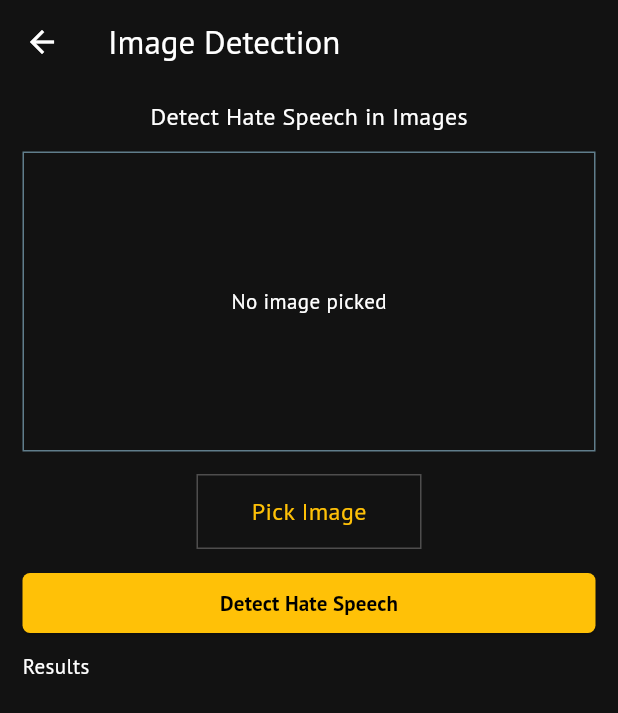
After one commit to IPD-Hate-Speech-Detection/IPD-DigniFy-App, a Flutter app: the ImageDetectionPage screen opened directly, on a phone screen of 412 x 824 dp. The commit adds this screen. Shown: the top 713 px of the screen. Run offline on Flutter 3.47's test engine with Material 3 defaults, Android fonts, the phone set to English and light mode, and no system bars; our stand-ins replace cloud_firestore, file_picker, firebase_auth, firebase_core, flutter_spinkit, get and 2 more; accounts and stored records are empty.

```diff
--- a/lib/screens/home_page.dart
+++ b/lib/screens/home_page.dart
@@ -1,3 +1,4 @@
+import 'package:dignify/screens/image_detection_page.dart';
 import 'package:dignify/screens/text_detection_page.dart';
 import 'package:flutter/material.dart';
 import 'package:get/get.dart';
@@ -57,7 +58,7 @@ class HomePage extends StatelessWidget {
                 height: 25,
               ),
               InkWell(
-                onTap: () => _showToast(context, "Coming soon"),
+                onTap: () => Get.to(const ImageDetectionPage()),
                 child: Container(
                   height: 120,
                   decoration: BoxDecoration(
--- /dev/null
+++ b/lib/screens/image_detection_page.dart
@@ -0,0 +1,155 @@
+import 'package:dignify/constants/colors.dart';
+import 'package:dignify/services/image_detection.dart';
+import 'package:flutter/material.dart';
+import 'package:file_picker/file_picker.dart';
+import 'dart:io';
+
+class ImageDetectionPage extends StatefulWidget {
+  const ImageDetectionPage({super.key});
+
+  @override
+  State<ImageDetectionPage> createState() => _ImageDetectionPageState();
+}
+
+class _ImageDetectionPageState extends State<ImageDetectionPage> {
+  bool _isLoading = false;
+  String? _filePath;
+  var _result = ' ';
+  final ImageHateService _imageHateService = ImageHateService();
+
+  Future<void> _pickImage() async {
+    print("clicked");
+    final pickedFile = await FilePicker.platform.pickFiles(
+      type: FileType.image,
+      allowMultiple: false,
+    );
+
+    if (pickedFile != null) {
+      setState(() {
+        _filePath = pickedFile.files.single.path;
+      });
+    } else {
+      print('No image selected.');
+    }
+  }
+
+  Future<void> _uploadImage() async {
+    if (_filePath == null) return;
+
+    setState(() {
+      _isLoading = true;
+    });
+
+    try {
+      final File imageFile = File(_filePath!);
+      final result = await _imageHateService.detectHateSpeech(imageFile);
+      setState(() {
+        _result = result;
+      });
+    } catch (e) {
+      setState(() {
+        _result = 'Error: $e';
+      });
+    } finally {
+      setState(() {
+        _isLoading = false;
+      });
+    }
+  }
+
+  @override
+  Widget build(BuildContext context) {
+    return Scaffold(
+      appBar: AppBar(
+        title: const Text("Image Detection"),
+      ),
+      body: SingleChildScrollView(
+        child: Padding(
+          padding: const EdgeInsets.symmetric(horizontal: 15, vertical: 10),
+          child: Column(
+            crossAxisAlignment: CrossAxisAlignment.stretch,
+            children: [
+              const Center(
+                child: Text(
+                  "Detect Hate Speech in Images",
+                  style: TextStyle(
+                    fontSize: 16,
+                    color: Colors.white,
+                    fontWeight: FontWeight.w400,
+                  ),
+                ),
+              ),
+              const SizedBox(height: 12),
+              Container(
+                decoration: BoxDecoration(
+                  border: Border.all(color: Colors.blueGrey),
+                ),
+                height: 200,
+                child: _filePath != null
+                    ? Image.file(
+                        File(_filePath!),
+                        fit: BoxFit.contain,
+                      )
+                    : const Center(child: Text("No image picked")),
+              ),
+              const SizedBox(height: 15),
+              InkWell(
+                onTap: _pickImage,
+                child: Center(
+                  child: Container(
+                    height: 50,
+                    width: 150,
+                    decoration: BoxDecoration(
+                      border: Border.all(
+                          color: const Color.fromARGB(255, 78, 77, 77)),
+                      // color: const Color.fromARGB(255, 154, 180, 193),
+                    ),
+                    child: const Center(
+                      child: Text(
+                        "Pick Image",
+                        style: TextStyle(
+                          color: Colors.amber,
+                          fontSize: 16,
+                        ),
+                      ),
+                    ),
+                  ),
+                ),
+              ),
+              const SizedBox(height: 12),
+              ElevatedButton(
+                onPressed: _isLoading
+                    ? null
+                    : () {
+                        FocusScope.of(context).unfocus();
+                        _uploadImage();
+                        // Call your image detection function here
+                      },
+                style: ButtonStyle(
+                  shape: MaterialStateProperty.all<OutlinedBorder>(
+                    RoundedRectangleBorder(
+                      borderRadius: BorderRadius.circular(5),
+                    ),
+                  ),
+                  backgroundColor:
+                      MaterialStateProperty.all<Color>(primaryColor),
+                  foregroundColor:
+                      MaterialStateProperty.all<Color>(Colors.black),
+                ),
+                child: const Text(
+                  "Detect Hate Speech",
+                  style: TextStyle(fontWeight: FontWeight.bold),
+                ),
+              ),
+              const SizedBox(
+                height: 8,
+              ),
+              const Text("Results"),
+              Text(_result),
+            ],
+          ),
+        ),
+      ),
+    );
+  }
+}
--- a/lib/screens/login_page.dart
+++ b/lib/screens/login_page.dart
@@ -8,15 +8,15 @@ import 'package:dignify/screens/signup_page.dart';
 import 'package:get/get.dart';
 
 class LoginPage extends StatefulWidget {
-  const LoginPage({Key? key}) : super(key: key);
+  const LoginPage({super.key}) ;
 
   @override
   State<LoginPage> createState() => _LoginPageState();
 }
 
 class _LoginPageState extends State<LoginPage> {
-  TextEditingController _email = TextEditingController();
-  TextEditingController _password = TextEditingController();
+ final TextEditingController _email = TextEditingController();
+ final TextEditingController _password = TextEditingController();
   late Color myColor;
   late Size mediaSize;
   var _isObscure = true;
--- /dev/null
+++ b/lib/services/image_detection.dart
@@ -0,0 +1,27 @@
+import 'dart:io';
+import 'package:http/http.dart' as http;
+
+class ImageHateService {
+  final String apiUrl =
+      'https://huggingface.co/dj-dawgs-ipd/IPD-Image-ViT-Finetune/resolve/main/inference';
+
+  Future<String> detectHateSpeech(File imageFile) async {
+    try {
+      print("sendig image request");
+      final request = http.MultipartRequest('POST', Uri.parse(apiUrl));
+      request.files
+          .add(await http.MultipartFile.fromPath('image', imageFile.path));
+
+      final response = await request.send();
+      final responseBody = await http.Response.fromStream(response);
+
+      if (response.statusCode == 200) {
+        return responseBody.body;
+      } else {
+        throw Exception('Failed to detect hate speech: ${response.statusCode}');
+      }
+    } catch (e) {
+      throw Exception('Error: $e');
+    }
+  }
+}
--- a/pubspec.yaml
+++ b/pubspec.yaml
@@ -1,7 +1,7 @@
 name: dignify
 description: A new Flutter project.
 publish_to: "none"
-version: 0.1.0
+version: 0.1.1
 
 environment:
   sdk: ">=3.1.0 <4.0.0"
@@ -19,6 +19,7 @@ dependencies:
   google_fonts: ^6.2.1
   firebase_auth: ^4.19.6
   firebase_core: ^2.31.1
+  file_picker: ^8.0.7
 
 dev_dependencies:
   flutter_test:
```
Also changed, not shown: lib/screens/text_detection_page.dart (+82 -45 lines), lib/services/text_detection_service.dart (+86 -29 lines), pubspec.lock.
